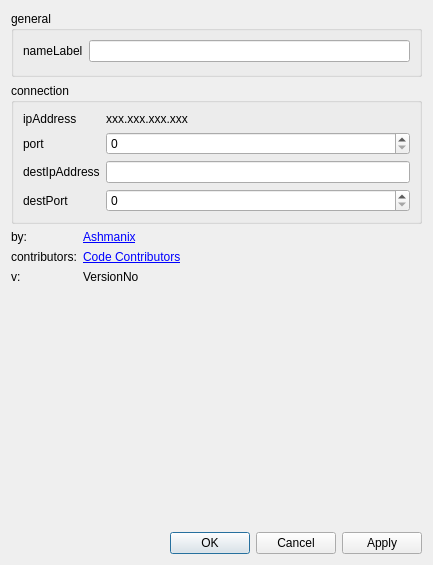
First picture: the form in src/ui/FaceTrackerDialog.ui, repository ashmanix/ashmanix-moveface-obs-plugin, before the edit.
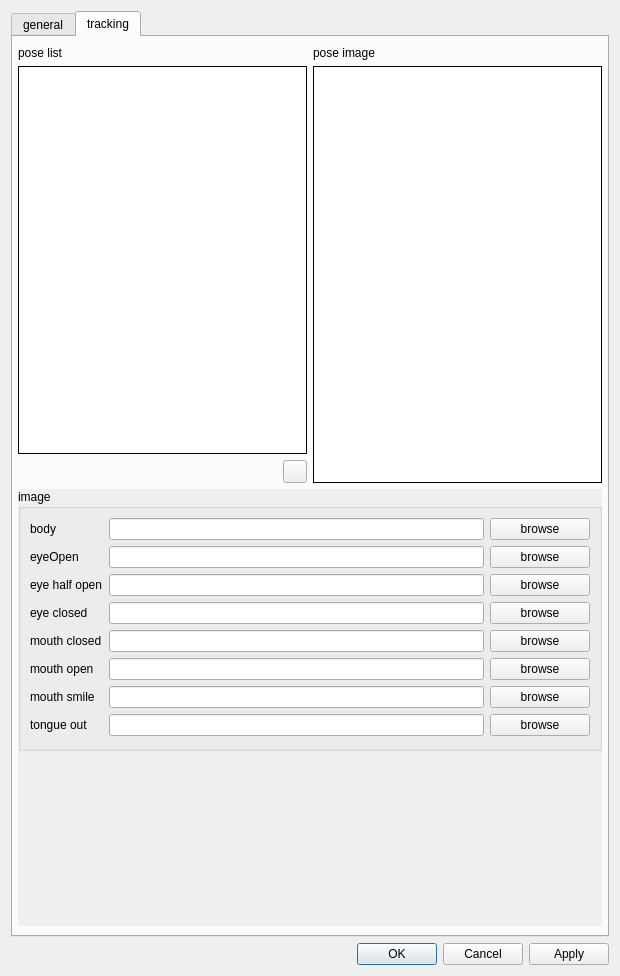
Second picture: the form after the edit. Custom widgets are drawn as their Qt base class.

Commit message: Building out poses

What changed in the file:
```diff
--- a/src/ui/FaceTrackerDialog.ui
+++ b/src/ui/FaceTrackerDialog.ui
@@ -6,8 +6,8 @@
    <rect>
     <x>0</x>
     <y>0</y>
-    <width>433</width>
-    <height>565</height>
+    <width>620</width>
+    <height>976</height>
    </rect>
   </property>
   <property name="windowTitle">
@@ -15,22 +15,23 @@
   </property>
   <layout class="QVBoxLayout" name="verticalLayout">
    <item>
-    <widget class="QWidget" name="dialogMainWidget" native="true">
-     <layout class="QVBoxLayout" name="verticalLayout_3">
+    <widget class="QTabWidget" name="settingsTabWidget">
+     <property name="currentIndex">
+      <number>1</number>
+     </property>
+     <widget class="QWidget" name="generalTab">
+      <attribute name="title">
+       <string>general</string>
+      </attribute>
+      <layout class="QVBoxLayout" name="tab1VerticalLayout">
       <property name="leftMargin">
-       <number>0</number>
-      </property>
-      <property name="topMargin">
-       <number>0</number>
+        <number>5</number>
       </property>
       <property name="rightMargin">
-       <number>0</number>
-      </property>
-      <property name="bottomMargin">
-       <number>0</number>
+        <number>5</number>
       </property>
       <item>
-       <widget class="QScrollArea" name="dialogScrollArea">
+        <widget class="QScrollArea" name="generalDialogScrollArea">
         <property name="frameShape">
          <enum>QFrame::NoFrame</enum>
         </property>
@@ -42,8 +43,8 @@
           <rect>
            <x>0</x>
            <y>0</y>
-           <width>397</width>
-           <height>493</height>
+            <width>580</width>
+            <height>849</height>
           </rect>
          </property>
          <layout class="QVBoxLayout" name="verticalLayout_2">
@@ -74,7 +75,7 @@
              <item row="0" column="0">
               <widget class="QLabel" name="trackerIdLabel">
                <property name="text">
-                <string>nameLabel</string>
+                 <string>name</string>
                </property>
               </widget>
              </item>
@@ -248,6 +249,458 @@
         </widget>
        </widget>
       </item>
+      </layout>
+     </widget>
+     <widget class="QWidget" name="trackingTab">
+      <attribute name="title">
+       <string>tracking</string>
+      </attribute>
+      <layout class="QVBoxLayout" name="verticalLayout_7">
+       <property name="leftMargin">
+        <number>5</number>
+       </property>
+       <property name="rightMargin">
+        <number>5</number>
+       </property>
+       <item>
+        <layout class="QHBoxLayout" name="imageViewHorizontalLayout" stretch="0,0">
+         <property name="bottomMargin">
+          <number>0</number>
+         </property>
+         <item>
+          <layout class="QVBoxLayout" name="verticalLayout_8">
+           <property name="rightMargin">
+            <number>0</number>
+           </property>
+           <item>
+            <widget class="QLabel" name="poseListLabel">
+             <property name="text">
+              <string>pose list</string>
+             </property>
+            </widget>
+           </item>
+           <item>
+            <widget class="QListView" name="poseListView">
+             <property name="autoFillBackground">
+              <bool>true</bool>
+             </property>
+             <property name="frameShape">
+              <enum>QFrame::Panel</enum>
+             </property>
+             <property name="frameShadow">
+              <enum>QFrame::Plain</enum>
+             </property>
+             <property name="class" stdset="0">
+              <string>bg-base</string>
+             </property>
+            </widget>
+           </item>
+           <item>
+            <layout class="QHBoxLayout" name="horizontalLayout_2">
+             <property name="bottomMargin">
+              <number>0</number>
+             </property>
+             <item>
+              <spacer name="poseButtonsHorizontalSpacer">
+               <property name="orientation">
+                <enum>Qt::Horizontal</enum>
+               </property>
+               <property name="sizeHint" stdset="0">
+                <size>
+                 <width>40</width>
+                 <height>20</height>
+                </size>
+               </property>
+              </spacer>
+             </item>
+             <item>
+              <widget class="QToolButton" name="addPoseToolButton">
+               <property name="text">
+                <string/>
+               </property>
+               <property name="class" stdset="0">
+                <string>add-icon</string>
+               </property>
+               <property name="themeID" stdset="0">
+                <string>addIconSmall</string>
+               </property>
+              </widget>
+             </item>
+            </layout>
+           </item>
+          </layout>
+         </item>
+         <item>
+          <layout class="QVBoxLayout" name="poseImageVerticalLayout">
+           <property name="rightMargin">
+            <number>0</number>
+           </property>
+           <item>
+            <widget class="QLabel" name="poseImageLabel">
+             <property name="text">
+              <string>pose image</string>
+             </property>
+            </widget>
+           </item>
+           <item>
+            <widget class="AvatarGraphicsView" name="avatarGraphicsView">
+             <property name="sizePolicy">
+              <sizepolicy hsizetype="Expanding" vsizetype="MinimumExpanding">
+               <horstretch>0</horstretch>
+               <verstretch>0</verstretch>
+              </sizepolicy>
+             </property>
+             <property name="minimumSize">
+              <size>
+               <width>250</width>
+               <height>300</height>
+              </size>
+             </property>
+             <property name="autoFillBackground">
+              <bool>true</bool>
+             </property>
+             <property name="styleSheet">
+              <string notr="true"/>
+             </property>
+             <property name="frameShape">
+              <enum>QFrame::Panel</enum>
+             </property>
+             <property name="frameShadow">
+              <enum>QFrame::Plain</enum>
+             </property>
+             <property name="sceneRect">
+              <rectf>
+               <x>0.000000000000000</x>
+               <y>0.000000000000000</y>
+               <width>100.000000000000000</width>
+               <height>200.000000000000000</height>
+              </rectf>
+             </property>
+             <property name="resizeAnchor">
+              <enum>QGraphicsView::NoAnchor</enum>
+             </property>
+             <property name="class" stdset="0">
+              <string>bg-base</string>
+             </property>
+            </widget>
+           </item>
+          </layout>
+         </item>
+        </layout>
+       </item>
+       <item>
+        <widget class="QScrollArea" name="trackingDialogScrollArea">
+         <property name="frameShape">
+          <enum>QFrame::NoFrame</enum>
+         </property>
+         <property name="widgetResizable">
+          <bool>true</bool>
+         </property>
+         <widget class="QWidget" name="trackingScrollAreaWidgetContents">
+          <property name="geometry">
+           <rect>
+            <x>0</x>
+            <y>0</y>
+            <width>580</width>
+            <height>419</height>
+           </rect>
+          </property>
+          <layout class="QVBoxLayout" name="verticalLayout_5">
+           <property name="leftMargin">
+            <number>0</number>
+           </property>
+           <property name="topMargin">
+            <number>0</number>
+           </property>
+           <property name="rightMargin">
+            <number>0</number>
+           </property>
+           <property name="bottomMargin">
+            <number>0</number>
+           </property>
+           <item>
+            <widget class="QGroupBox" name="imageGroupBox">
+             <property name="title">
+              <string>image</string>
+             </property>
+             <layout class="QVBoxLayout" name="verticalLayout_6" stretch="0">
+              <property name="bottomMargin">
+               <number>12</number>
+              </property>
+              <item>
+               <layout class="QFormLayout" name="formLayout">
+                <property name="fieldGrowthPolicy">
+                 <enum>QFormLayout::AllNonFixedFieldsGrow</enum>
+                </property>
+                <property name="bottomMargin">
+                 <number>0</number>
+                </property>
+                <item row="1" column="0">
+                 <widget class="QLabel" name="eyeOpenUrlLabel">
+                  <property name="text">
+                   <string>eyeOpen</string>
+                  </property>
+                 </widget>
+                </item>
+                <item row="2" column="0">
+                 <widget class="QLabel" name="eyeHalfOpenUrLabel">
+                  <property name="text">
+                   <string>eye half open</string>
+                  </property>
+                 </widget>
+                </item>
+                <item row="1" column="1">
+                 <layout class="QHBoxLayout" name="horizontalLayout_4">
+                  <item>
+                   <widget class="QLineEdit" name="eyeOpenUrlEdit"/>
+                  </item>
+                  <item>
+                   <widget class="QPushButton" name="eyeOpenUrlPushButton">
+                    <property name="minimumSize">
+                     <size>
+                      <width>100</width>
+                      <height>0</height>
+                     </size>
+                    </property>
+                    <property name="text">
+                     <string>browse</string>
+                    </property>
+                   </widget>
+                  </item>
+                 </layout>
+                </item>
+                <item row="2" column="1">
+                 <layout class="QHBoxLayout" name="horizontalLayout_5">
+                  <item>
+                   <widget class="QLineEdit" name="eyeHalfOpenUrlEdit"/>
+                  </item>
+                  <item>
+                   <widget class="QPushButton" name="eyeHalfOpenUrlPushButton">
+                    <property name="sizePolicy">
+                     <sizepolicy hsizetype="Minimum" vsizetype="Fixed">
+                      <horstretch>0</horstretch>
+                      <verstretch>0</verstretch>
+                     </sizepolicy>
+                    </property>
+                    <property name="minimumSize">
+                     <size>
+                      <width>100</width>
+                      <height>0</height>
+                     </size>
+                    </property>
+                    <property name="text">
+                     <string>browse</string>
+                    </property>
+                   </widget>
+                  </item>
+                 </layout>
+                </item>
+                <item row="0" column="0">
+                 <widget class="QLabel" name="bodyUrlLabel">
+                  <property name="text">
+                   <string>body</string>
+                  </property>
+                 </widget>
+                </item>
+                <item row="0" column="1">
+                 <layout class="QHBoxLayout" name="horizontalLayout_6">
+                  <item>
+                   <widget class="QLineEdit" name="bodyUrlLineEdit"/>
+                  </item>
+                  <item>
+                   <widget class="QPushButton" name="bodyUrlPushButton">
+                    <property name="minimumSize">
+                     <size>
+                      <width>100</width>
+                      <height>0</height>
+                     </size>
+                    </property>
+                    <property name="text">
+                     <string>browse</string>
+                    </property>
+                   </widget>
+                  </item>
+                 </layout>
+                </item>
+                <item row="3" column="0">
+                 <widget class="QLabel" name="eyeClosedUrlLabel">
+                  <property name="text">
+                   <string>eye closed</string>
+                  </property>
+                 </widget>
+                </item>
+                <item row="4" column="0">
+                 <widget class="QLabel" name="mouthClosedUrlLabel">
+                  <property name="text">
+                   <string>mouth closed</string>
+                  </property>
+                 </widget>
+                </item>
+                <item row="3" column="1">
+                 <layout class="QHBoxLayout" name="horizontalLayout">
+                  <item>
+                   <widget class="QLineEdit" name="eyeClosedUrlLineEdit"/>
+                  </item>
+                  <item>
+                   <widget class="QPushButton" name="eyeClosedUrlPushButton">
+                    <property name="minimumSize">
+                     <size>
+                      <width>100</width>
+                      <height>0</height>
+                     </size>
+                    </property>
+                    <property name="text">
+                     <string>browse</string>
+                    </property>
+                   </widget>
+                  </item>
+                 </layout>
+                </item>
+                <item row="4" column="1">
+                 <layout class="QHBoxLayout" name="horizontalLayout_7">
+                  <item>
+                   <widget class="QLineEdit" name="mouthClosedUrlLineEdit"/>
+                  </item>
+                  <item>
+                   <widget class="QPushButton" name="mouthClosedUrlPushButton">
+                    <property name="minimumSize">
+                     <size>
+                      <width>100</width>
+                      <height>0</height>
+                     </size>
+                    </property>
+                    <property name="text">
+                     <string>browse</string>
+                    </property>
+                   </widget>
+                  </item>
+                 </layout>
+                </item>
+                <item row="5" column="0">
+                 <widget class="QLabel" name="mouthOpenUrlLabel">
+                  <property name="text">
+                   <string>mouth open</string>
+                  </property>
+                 </widget>
+                </item>
+                <item row="6" column="0">
+                 <widget class="QLabel" name="mouthSmileUrlLabel">
+                  <property name="text">
+                   <string>mouth smile</string>
+                  </property>
+                 </widget>
+                </item>
+                <item row="5" column="1">
+                 <layout class="QHBoxLayout" name="horizontalLayout_8">
+                  <item>
+                   <widget class="QLineEdit" name="mouthOpenUrlLineEdit"/>
+                  </item>
+                  <item>
+                   <widget class="QPushButton" name="mouthOpenUrlPushButton">
+                    <property name="minimumSize">
+                     <size>
+                      <width>100</width>
+                      <height>0</height>
+                     </size>
+                    </property>
+                    <property name="text">
+                     <string>browse</string>
+                    </property>
+                   </widget>
+                  </item>
+                 </layout>
+                </item>
+                <item row="6" column="1">
+                 <layout class="QHBoxLayout" name="horizontalLayout_9">
+                  <item>
+                   <widget class="QLineEdit" name="mouthSmileUrlLineEdit"/>
+                  </item>
+                  <item>
+                   <widget class="QPushButton" name="mouthSmileUrlPushButton">
+                    <property name="minimumSize">
+                     <size>
+                      <width>100</width>
+                      <height>0</height>
+                     </size>
+                    </property>
+                    <property name="text">
+                     <string>browse</string>
+                    </property>
+                   </widget>
+                  </item>
+                 </layout>
+                </item>
+                <item row="7" column="0">
+                 <widget class="QLabel" name="tongueOutUrlLabel">
+                  <property name="text">
+                   <string>tongue out</string>
+                  </property>
+                 </widget>
+                </item>
+                <item row="7" column="1">
+                 <layout class="QHBoxLayout" name="horizontalLayout_10">
+                  <item>
+                   <widget class="QLineEdit" name="tongueOutUrlLineEdit"/>
+                  </item>
+                  <item>
+                   <widget class="QPushButton" name="tongueOutUrlPushButton">
+                    <property name="minimumSize">
+                     <size>
+                      <width>100</width>
+                      <height>0</height>
+                     </size>
+                    </property>
+                    <property name="text">
+                     <string>browse</string>
+                    </property>
+                   </widget>
+                  </item>
+                 </layout>
+                </item>
+               </layout>
+              </item>
+             </layout>
+            </widget>
+           </item>
+           <item>
+            <spacer name="verticalSpacer_2">
+             <property name="orientation">
+              <enum>Qt::Vertical</enum>
+             </property>
+             <property name="sizeType">
+              <enum>QSizePolicy::MinimumExpanding</enum>
+             </property>
+             <property name="sizeHint" stdset="0">
+              <size>
+               <width>20</width>
+               <height>5</height>
+              </size>
+             </property>
+            </spacer>
+           </item>
+          </layout>
+         </widget>
+        </widget>
+       </item>
+      </layout>
+     </widget>
+    </widget>
+   </item>
+   <item>
+    <widget class="QWidget" name="dialogMainWidget" native="true">
+     <layout class="QVBoxLayout" name="verticalLayout_3">
+      <property name="leftMargin">
+       <number>0</number>
+      </property>
+      <property name="topMargin">
+       <number>0</number>
+      </property>
+      <property name="rightMargin">
+       <number>0</number>
+      </property>
+      <property name="bottomMargin">
+       <number>0</number>
+      </property>
       <item>
        <widget class="QDialogButtonBox" name="dialogButtonBox">
         <property name="focusPolicy">
@@ -266,6 +719,13 @@
    </item>
   </layout>
  </widget>
+ <customwidgets>
+  <customwidget>
+   <class>AvatarGraphicsView</class>
+   <extends>QGraphicsView</extends>
+   <header>widgets/avatar-graphics-view.hpp</header>
+  </customwidget>
+ </customwidgets>
  <resources/>
  <connections/>
 </ui>
```
Left out of the diff: 17 changed lines with no effect on the pictures. Lines whose indentation alone changed are shown as unchanged. The commit also changes 12 other files.
